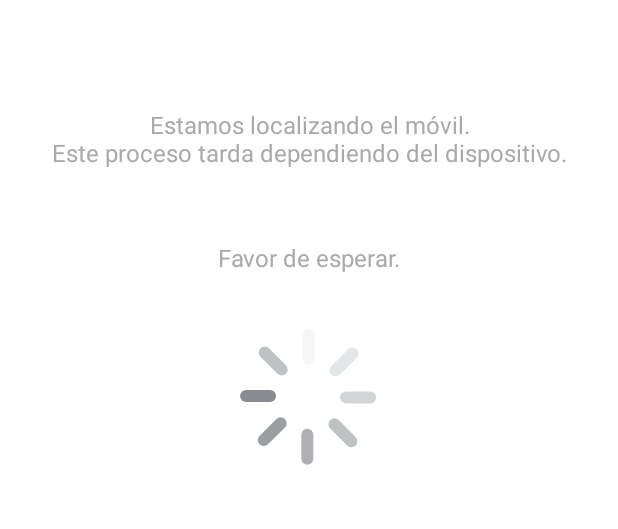
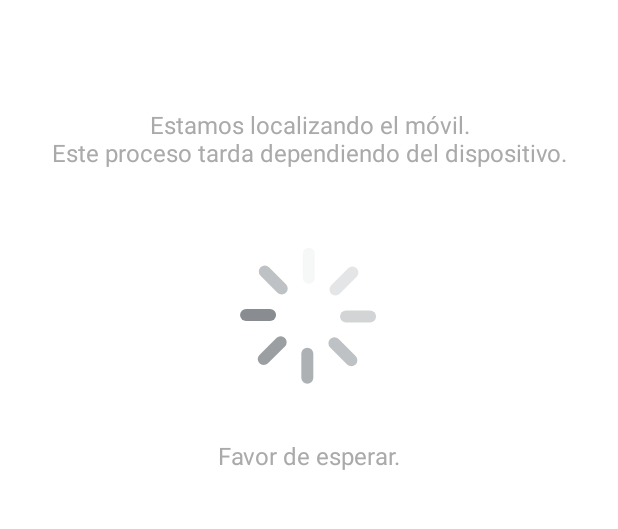
Before and after one commit to CarlosRuiz2023/Ruta_Camion_Movil, an Android app: the MainActivity screen opened directly, with no data from a screen before it, on a phone screen of 412 x 824 dp, the part 384-913 px from its top. Run offline under Robolectric (Android 15) with nearby library versions, the phone set to English and light mode, and no system bars; libraries missing offline, so code that uses them is left out: com.here.sdk, com.here.time; 28 statements that could not run were skipped.

Commit message:
se cambio el estilo de los cargando

```diff
--- a/app/src/main/res/layout/hideable_content.xml
+++ b/app/src/main/res/layout/hideable_content.xml
@@ -37,21 +37,6 @@
         app:layout_constraintEnd_toEndOf="parent"
         android:layout_marginTop="72dp" />
 
-    <!-- Mensaje de Espera -->
-    <TextView
-        android:id="@+id/wait_message"
-        android:layout_width="wrap_content"
-        android:layout_height="wrap_content"
-        android:text="Favor de esperar."
-        android:textAlignment="center"
-        android:gravity="center"
-        android:textColor="@android:color/darker_gray"
-        android:textSize="16sp"
-        app:layout_constraintTop_toBottomOf="@id/location_message"
-        app:layout_constraintStart_toStartOf="parent"
-        app:layout_constraintEnd_toEndOf="parent"
-        android:layout_marginTop="48dp" />
-
     <!-- Indicador de Cargando -->
     <!--<ProgressBar
         android:id="@+id/loading_spinner"
@@ -66,13 +51,24 @@
         android:id="@+id/likeImageView"
         android:layout_width="100dp"
         android:layout_height="100dp"
-        app:layout_constraintTop_toBottomOf="@id/wait_message"
+        app:layout_constraintTop_toBottomOf="@id/location_message"
         app:layout_constraintStart_toStartOf="parent"
         app:layout_constraintEnd_toEndOf="parent"
-        android:layout_marginTop="32dp"/>
-    <!--android:layout_width="100dp"
-        android:layout_height="100dp"
-        android:layout_margin="16dp"
-        android:layout_weight="1"-->
+        android:layout_marginTop="48dp"/>
+
+    <!-- Mensaje de Espera -->
+    <TextView
+        android:id="@+id/wait_message"
+        android:layout_width="wrap_content"
+        android:layout_height="wrap_content"
+        android:text="Favor de esperar."
+        android:textAlignment="center"
+        android:gravity="center"
+        android:textColor="@android:color/darker_gray"
+        android:textSize="16sp"
+        app:layout_constraintTop_toBottomOf="@id/likeImageView"
+        app:layout_constraintStart_toStartOf="parent"
+        app:layout_constraintEnd_toEndOf="parent"
+        android:layout_marginTop="32dp" />
 
 </androidx.constraintlayout.widget.ConstraintLayout>
--- a/app/src/main/res/layout/home_content.xml
+++ b/app/src/main/res/layout/home_content.xml
@@ -345,6 +345,7 @@
             android:layout_height="wrap_content"
             android:layout_marginTop="10dp"
             android:text="Cargando ruta"
+            android:fontFamily="monospace"
             android:textColor="@color/purple"
             android:textSize="24dp"
             android:textStyle="bold"/>
```
Also changed, not shown: app/src/main/java/com/itsmarts/smartroutetruckapp/adaptadores/RouterAsignedAdapter.java (+8 -8 lines).
